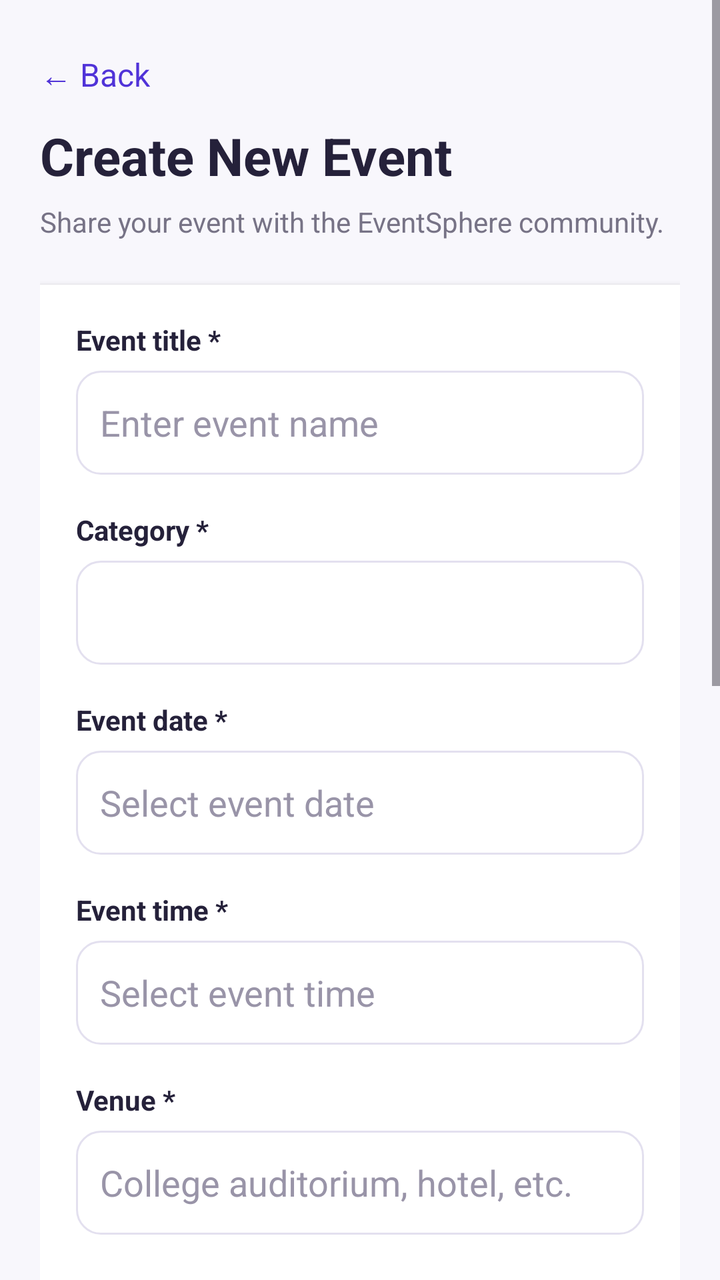
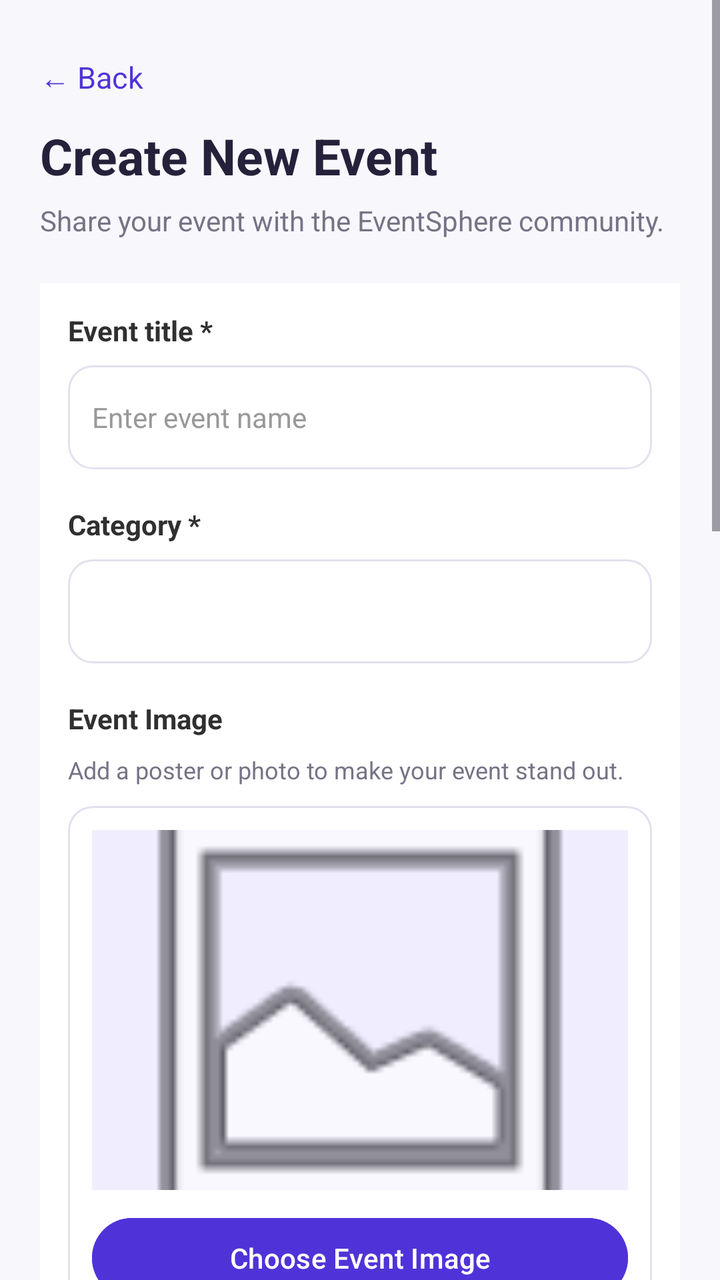

An Android layout rendered at two revisions. The XML below is the earlier revision; the diff shows what the commit changed to produce the second picture.
<!-- AndroidManifest.xml: application theme Theme.EventSphere -->
<!-- res/layout/activity_create_event.xml -->
<?xml version="1.0" encoding="utf-8"?>
<ScrollView xmlns:android="http://schemas.android.com/apk/res/android"
    android:layout_width="match_parent"
    android:layout_height="match_parent"
    android:background="#F8F7FC"
    android:fillViewport="true">

    <LinearLayout
        android:layout_width="match_parent"
        android:layout_height="wrap_content"
        android:orientation="vertical"
        android:padding="20dp">

        <TextView
            android:id="@+id/btnCreateEventBack"
            android:layout_width="wrap_content"
            android:layout_height="wrap_content"
            android:paddingTop="6dp"
            android:paddingBottom="12dp"
            android:text="← Back"
            android:textColor="#5033D8"
            android:textSize="16sp" />

        <TextView
            android:layout_width="match_parent"
            android:layout_height="wrap_content"
            android:text="Create New Event"
            android:textColor="#25213A"
            android:textSize="26sp"
            android:textStyle="bold" />

        <TextView
            android:layout_width="match_parent"
            android:layout_height="wrap_content"
            android:layout_marginTop="6dp"
            android:text="Share your event with the EventSphere community."
            android:textColor="#777386"
            android:textSize="14sp" />

        <LinearLayout
            android:layout_width="match_parent"
            android:layout_height="wrap_content"
            android:layout_marginTop="22dp"
            android:background="#FFFFFF"
            android:elevation="2dp"
            android:orientation="vertical"
            android:padding="18dp">

            <TextView
                android:layout_width="wrap_content"
                android:layout_height="wrap_content"
                android:text="Event title *"
                android:textColor="#25213A"
                android:textStyle="bold" />

            <EditText
                android:id="@+id/etCreateEventTitle"
                android:layout_width="match_parent"
                android:layout_height="52dp"
                android:layout_marginTop="6dp"
                android:background="@drawable/organizer_input_bg"
                android:hint="Enter event name"
                android:inputType="textCapSentences"
                android:paddingHorizontal="12dp"
                android:singleLine="true"
                android:textColor="#25213A"
                android:textColorHint="#9994A8" />

            <TextView
                android:layout_width="wrap_content"
                android:layout_height="wrap_content"
                android:layout_marginTop="18dp"
                android:text="Category *"
                android:textColor="#25213A"
                android:textStyle="bold" />

            <Spinner
                android:id="@+id/spCreateEventCategory"
                android:layout_width="match_parent"
                android:layout_height="52dp"
                android:layout_marginTop="6dp"
                android:background="@drawable/organizer_input_bg"
                android:paddingHorizontal="8dp" />

            <TextView
                android:layout_width="wrap_content"
                android:layout_height="wrap_content"
                android:layout_marginTop="18dp"
                android:text="Event date *"
                android:textColor="#25213A"
                android:textStyle="bold" />

            <EditText
                android:id="@+id/etCreateEventDate"
                android:layout_width="match_parent"
                android:layout_height="52dp"
                android:layout_marginTop="6dp"
                android:background="@drawable/organizer_input_bg"
                android:clickable="true"
                android:focusable="false"
                android:hint="Select event date"
                android:paddingHorizontal="12dp"
                android:textColor="#25213A"
                android:textColorHint="#9994A8" />

            <TextView
                android:layout_width="wrap_content"
                android:layout_height="wrap_content"
                android:layout_marginTop="18dp"
                android:text="Event time *"
                android:textColor="#25213A"
                android:textStyle="bold" />

            <EditText
                android:id="@+id/etCreateEventTime"
                android:layout_width="match_parent"
                android:layout_height="52dp"
                android:layout_marginTop="6dp"
                android:background="@drawable/organizer_input_bg"
                android:clickable="true"
                android:focusable="false"
                android:hint="Select event time"
                android:paddingHorizontal="12dp"
                android:textColor="#25213A"
                android:textColorHint="#9994A8" />

            <TextView
                android:layout_width="wrap_content"
                android:layout_height="wrap_content"
                android:layout_marginTop="18dp"
                android:text="Venue *"
                android:textColor="#25213A"
                android:textStyle="bold" />

            <EditText
                android:id="@+id/etCreateEventVenue"
                android:layout_width="match_parent"
                android:layout_height="52dp"
                android:layout_marginTop="6dp"
                android:background="@drawable/organizer_input_bg"
                android:hint="College auditorium, hotel, etc."
                android:inputType="textCapSentences"
                android:paddingHorizontal="12dp"
                android:singleLine="true"
                android:textColor="#25213A"
                android:textColorHint="#9994A8" />

            <TextView
                android:layout_width="wrap_content"
                android:layout_height="wrap_content"
                android:layout_marginTop="18dp"
                android:text="City *"
                android:textColor="#25213A"
                android:textStyle="bold" />

            <EditText
                android:id="@+id/etCreateEventCity"
                android:layout_width="match_parent"
                android:layout_height="52dp"
                android:layout_marginTop="6dp"
                android:background="@drawable/organizer_input_bg"
                android:hint="Enter city"
                android:inputType="textCapWords"
                android:paddingHorizontal="12dp"
                android:singleLine="true"
                android:textColor="#25213A"
                android:textColorHint="#9994A8" />

            <TextView
                android:layout_width="wrap_content"
                android:layout_height="wrap_content"
                android:layout_marginTop="18dp"
                android:text="Organizer name *"
                android:textColor="#25213A"
                android:textStyle="bold" />

            <EditText
                android:id="@+id/etCreateOrganizerName"
                android:layout_width="match_parent"
                android:layout_height="52dp"
                android:layout_marginTop="6dp"
                android:background="@drawable/organizer_input_bg"
                android:hint="Club or organizer name"
                android:inputType="textCapWords"
                android:paddingHorizontal="12dp"
                android:singleLine="true"
                android:textColor="#25213A"
                android:textColorHint="#9994A8" />

            <TextView
                android:layout_width="wrap_content"
                android:layout_height="wrap_content"
                android:layout_marginTop="18dp"
                android:text="Description *"
                android:textColor="#25213A"
                android:textStyle="bold" />

            <EditText
                android:id="@+id/etCreateEventDescription"
                android:layout_width="match_parent"
                android:layout_height="120dp"
                android:layout_marginTop="6dp"
                android:background="@drawable/organizer_input_bg"
                android:gravity="top|start"
                android:hint="Describe the event, activities and important details"
                android:inputType="textCapSentences|textMultiLine"
                android:padding="12dp"
                android:textColor="#25213A"
                android:textColorHint="#9994A8" />

            <LinearLayout
                android:layout_width="match_parent"
                android:layout_height="wrap_content"
                android:layout_marginTop="18dp"
                android:gravity="center_vertical"
                android:orientation="horizontal">

                <LinearLayout
                    android:layout_width="0dp"
                    android:layout_height="wrap_content"
                    android:layout_weight="1"
                    android:orientation="vertical">

                    <TextView
                        android:layout_width="wrap_content"
                        android:layout_height="wrap_content"
                        android:text="Registration required"
                        android:textColor="#25213A"
                        android:textStyle="bold" />

                    <TextView
                        android:layout_width="wrap_content"
                        android:layout_height="wrap_content"
                        android:layout_marginTop="4dp"
                        android:text="Allow users to register through the app"
                        android:textColor="#777386"
                        android:textSize="12sp" />

                </LinearLayout>

                <Switch
                    android:id="@+id/switchRegistrationRequired"
                    android:layout_width="wrap_content"
                    android:layout_height="wrap_content"
                    android:checked="true"
                    android:contentDescription="Registration required" />

            </LinearLayout>

            <Button
                android:id="@+id/btnPublishEvent"
                android:layout_width="match_parent"
                android:layout_height="54dp"
                android:layout_marginTop="26dp"
                android:backgroundTint="#5033D8"
                android:text="Publish Event"
                android:textAllCaps="false"
                android:textColor="#FFFFFF"
                android:textSize="16sp"
                android:textStyle="bold" />

        </LinearLayout>

        <TextView
            android:layout_width="match_parent"
            android:layout_height="wrap_content"
            android:layout_marginTop="16dp"
            android:layout_marginBottom="16dp"
            android:gravity="center"
            android:text="* Required fields"
            android:textColor="#777386"
            android:textSize="12sp" />

    </LinearLayout>

</ScrollView>
<!-- resources referenced by this layout -->
<resources>
  <!-- drawable organizer_input_bg (drawable) -->
  <?xml version="1.0" encoding="utf-8"?>
  <shape xmlns:android="http://schemas.android.com/apk/res/android"
      android:shape="rectangle">
  
      <solid android:color="#FFFFFF" />
  
      <stroke
          android:width="1dp"
          android:color="#E3E0EF" />
  
      <corners android:radius="12dp" />
  
  </shape>
  <style name="Theme.EventSphere" parent="Base.Theme.EventSphere" />
  <style name="Base.Theme.EventSphere" parent="Theme.Material3.DayNight.NoActionBar">
          
          
      </style>
</resources>

<!-- the commit's change to res/layout/activity_create_event.xml (unified diff, before → after) -->
@@ -3,7 +3,8 @@
     android:layout_width="match_parent"
     android:layout_height="match_parent"
     android:background="#F8F7FC"
-    android:fillViewport="true">
+    android:fillViewport="true"
+    android:overScrollMode="never">
 
     <LinearLayout
         android:layout_width="match_parent"
@@ -11,207 +12,295 @@
         android:orientation="vertical"
         android:padding="20dp">
 
+        
         <TextView
             android:id="@+id/btnCreateEventBack"
             android:layout_width="wrap_content"
             android:layout_height="wrap_content"
-            android:paddingTop="6dp"
+            android:paddingTop="8dp"
             android:paddingBottom="12dp"
             android:text="← Back"
             android:textColor="#5033D8"
-            android:textSize="16sp" />
+            android:textSize="15sp"
+            android:clickable="true"
+            android:focusable="true" />
+
+        
+        <TextView
+            android:layout_width="wrap_content"
+            android:layout_height="wrap_content"
+            android:text="Create New Event"
+            android:textColor="#25213A"
+            android:textSize="25sp"
+            android:textStyle="bold" />
 
         <TextView
             android:layout_width="match_parent"
             android:layout_height="wrap_content"
-            android:text="Create New Event"
-            android:textColor="#25213A"
-            android:textSize="26sp"
-            android:textStyle="bold" />
-
-        <TextView
-            android:layout_width="match_parent"
-            android:layout_height="wrap_content"
             android:layout_marginTop="6dp"
+            android:layout_marginBottom="22dp"
             android:text="Share your event with the EventSphere community."
             android:textColor="#777386"
             android:textSize="14sp" />
 
+        
         <LinearLayout
             android:layout_width="match_parent"
             android:layout_height="wrap_content"
-            android:layout_marginTop="22dp"
-            android:background="#FFFFFF"
-            android:elevation="2dp"
             android:orientation="vertical"
-            android:padding="18dp">
-
-            <TextView
-                android:layout_width="wrap_content"
+            android:padding="14dp"
+            android:background="#FFFFFF">
+
+            
+            <TextView
+                android:layout_width="match_parent"
                 android:layout_height="wrap_content"
                 android:text="Event title *"
-                android:textColor="#25213A"
-                android:textStyle="bold" />
+                android:textColor="#303030"
+                android:textSize="14sp"
+                android:textStyle="bold"
+                android:layout_marginBottom="8dp" />
 
             <EditText
                 android:id="@+id/etCreateEventTitle"
                 android:layout_width="match_parent"
                 android:layout_height="52dp"
-                android:layout_marginTop="6dp"
                 android:background="@drawable/organizer_input_bg"
                 android:hint="Enter event name"
+                android:paddingStart="12dp"
+                android:paddingEnd="12dp"
+                android:textColor="#202124"
+                android:textColorHint="#999999"
+                android:textSize="14sp"
                 android:inputType="textCapSentences"
-                android:paddingHorizontal="12dp"
-                android:singleLine="true"
-                android:textColor="#25213A"
-                android:textColorHint="#9994A8" />
-
-            <TextView
-                android:layout_width="wrap_content"
-                android:layout_height="wrap_content"
-                android:layout_marginTop="18dp"
+                android:singleLine="true" />
+
+            
+            <TextView
+                android:layout_width="match_parent"
+                android:layout_height="wrap_content"
+                android:layout_marginTop="18dp"
+                android:layout_marginBottom="8dp"
                 android:text="Category *"
-                android:textColor="#25213A"
+                android:textColor="#303030"
+                android:textSize="14sp"
                 android:textStyle="bold" />
 
             <Spinner
                 android:id="@+id/spCreateEventCategory"
                 android:layout_width="match_parent"
                 android:layout_height="52dp"
-                android:layout_marginTop="6dp"
-                android:background="@drawable/organizer_input_bg"
-                android:paddingHorizontal="8dp" />
-
-            <TextView
-                android:layout_width="wrap_content"
-                android:layout_height="wrap_content"
-                android:layout_marginTop="18dp"
+                android:background="@drawable/organizer_input_bg"
+                android:paddingStart="8dp"
+                android:paddingEnd="8dp"
+                android:spinnerMode="dropdown" />
+
+            
+            <TextView
+                android:layout_width="match_parent"
+                android:layout_height="wrap_content"
+                android:layout_marginTop="18dp"
+                android:layout_marginBottom="8dp"
+                android:text="Event Image"
+                android:textColor="#303030"
+                android:textSize="14sp"
+                android:textStyle="bold" />
+
+            <TextView
+                android:layout_width="match_parent"
+                android:layout_height="wrap_content"
+                android:layout_marginBottom="10dp"
+                android:text="Add a poster or photo to make your event stand out."
+                android:textColor="#777386"
+                android:textSize="12sp" />
+
+            <LinearLayout
+                android:layout_width="match_parent"
+                android:layout_height="wrap_content"
+                android:orientation="vertical"
+                android:padding="12dp"
+                android:background="@drawable/organizer_input_bg">
+
+                <ImageView
+                    android:id="@+id/ivCreateEventImage"
+                    android:layout_width="match_parent"
+                    android:layout_height="180dp"
+                    android:background="#F0EDFF"
+                    android:scaleType="centerCrop"
+                    android:contentDescription="Selected event image preview"
+                    android:src="@android:drawable/ic_menu_gallery" />
+
+                <Button
+                    android:id="@+id/btnChooseEventImage"
+                    android:layout_width="match_parent"
+                    android:layout_height="48dp"
+                    android:layout_marginTop="10dp"
+                    android:backgroundTint="#5033D8"
+                    android:text="Choose Event Image"
+                    android:textAllCaps="false"
+                    android:textColor="#FFFFFF"
+                    android:textSize="14sp" />
+
+            </LinearLayout>
+
+            
+            <TextView
+                android:layout_width="match_parent"
+                android:layout_height="wrap_content"
+                android:layout_marginTop="18dp"
+                android:layout_marginBottom="8dp"
                 android:text="Event date *"
-                android:textColor="#25213A"
+                android:textColor="#303030"
+                android:textSize="14sp"
                 android:textStyle="bold" />
 
             <EditText
                 android:id="@+id/etCreateEventDate"
                 android:layout_width="match_parent"
                 android:layout_height="52dp"
-                android:layout_marginTop="6dp"
-                android:background="@drawable/organizer_input_bg"
+                android:background="@drawable/organizer_input_bg"
+                android:hint="Select event date"
+                android:paddingStart="12dp"
+                android:paddingEnd="12dp"
+                android:textColor="#202124"
+                android:textColorHint="#999999"
+                android:textSize="14sp"
+                android:focusable="false"
                 android:clickable="true"
+                android:singleLine="true" />
+
+            
+            <TextView
+                android:layout_width="match_parent"
+                android:layout_height="wrap_content"
+                android:layout_marginTop="18dp"
+                android:layout_marginBottom="8dp"
+                android:text="Event time *"
+                android:textColor="#303030"
+                android:textSize="14sp"
+                android:textStyle="bold" />
+
+            <EditText
+                android:id="@+id/etCreateEventTime"
+                android:layout_width="match_parent"
+                android:layout_height="52dp"
+                android:background="@drawable/organizer_input_bg"
+                android:hint="Select event time"
+                android:paddingStart="12dp"
+                android:paddingEnd="12dp"
+                android:textColor="#202124"
+                android:textColorHint="#999999"
+                android:textSize="14sp"
                 android:focusable="false"
-                android:hint="Select event date"
-                android:paddingHorizontal="12dp"
-                android:textColor="#25213A"
-                android:textColorHint="#9994A8" />
-
-            <TextView
-                android:layout_width="wrap_content"
-                android:layout_height="wrap_content"
-                android:layout_marginTop="18dp"
-                android:text="Event time *"
-                android:textColor="#25213A"
-                android:textStyle="bold" />
-
-            <EditText
-                android:id="@+id/etCreateEventTime"
-                android:layout_width="match_parent"
-                android:layout_height="52dp"
-                android:layout_marginTop="6dp"
-                android:background="@drawable/organizer_input_bg"
                 android:clickable="true"
-                android:focusable="false"
-                android:hint="Select event time"
-                android:paddingHorizontal="12dp"
-                android:textColor="#25213A"
-                android:textColorHint="#9994A8" />
-
-            <TextView
-                android:layout_width="wrap_content"
-                android:layout_height="wrap_content"
-                android:layout_marginTop="18dp"
+                android:singleLine="true" />
+
+            
+            <TextView
+                android:layout_width="match_parent"
+                android:layout_height="wrap_content"
+                android:layout_marginTop="18dp"
+                android:layout_marginBottom="8dp"
                 android:text="Venue *"
-                android:textColor="#25213A"
+                android:textColor="#303030"
+                android:textSize="14sp"
                 android:textStyle="bold" />
 
             <EditText
                 android:id="@+id/etCreateEventVenue"
                 android:layout_width="match_parent"
                 android:layout_height="52dp"
-                android:layout_marginTop="6dp"
                 android:background="@drawable/organizer_input_bg"
                 android:hint="College auditorium, hotel, etc."
+                android:paddingStart="12dp"
+                android:paddingEnd="12dp"
+                android:textColor="#202124"
+                android:textColorHint="#999999"
+                android:textSize="14sp"
                 android:inputType="textCapSentences"
-                android:paddingHorizontal="12dp"
-                android:singleLine="true"
-                android:textColor="#25213A"
-                android:textColorHint="#9994A8" />
-
-            <TextView
-                android:layout_width="wrap_content"
-                android:layout_height="wrap_content"
-                android:layout_marginTop="18dp"
+                android:singleLine="true" />
+
+            
+            <TextView
+                android:layout_width="match_parent"
+                android:layout_height="wrap_content"
+                android:layout_marginTop="18dp"
+                android:layout_marginBottom="8dp"
                 android:text="City *"
-                android:textColor="#25213A"
+                android:textColor="#303030"
+                android:textSize="14sp"
                 android:textStyle="bold" />
 
             <EditText
                 android:id="@+id/etCreateEventCity"
                 android:layout_width="match_parent"
                 android:layout_height="52dp"
-                android:layout_marginTop="6dp"
                 android:background="@drawable/organizer_input_bg"
                 android:hint="Enter city"
+                android:paddingStart="12dp"
+                android:paddingEnd="12dp"
+                android:textColor="#202124"
+                android:textColorHint="#999999"
+                android:textSize="14sp"
                 android:inputType="textCapWords"
-                android:paddingHorizontal="12dp"
-                android:singleLine="true"
-                android:textColor="#25213A"
-                android:textColorHint="#9994A8" />
-
-            <TextView
-                android:layout_width="wrap_content"
-                android:layout_height="wrap_content"
-                android:layout_marginTop="18dp"
-                android:text="Organizer name *"
-                android:textColor="#25213A"
+                android:singleLine="true" />
+
+            
+            <TextView
+                android:layout_width="match_parent"
+                android:layout_height="wrap_content"
+                android:layout_marginTop="18dp"
+                android:layout_marginBottom="8dp"
+                android:text="Organizer / Organization Name *"
+                android:textColor="#303030"
+                android:textSize="14sp"
                 android:textStyle="bold" />
 
             <EditText
                 android:id="@+id/etCreateOrganizerName"
                 android:layout_width="match_parent"
                 android:layout_height="52dp"
-                android:layout_marginTop="6dp"
-                android:background="@drawable/organizer_input_bg"
-                android:hint="Club or organizer name"
+                android:background="@drawable/organizer_input_bg"
+                android:hint="Enter organizer name"
+                android:paddingStart="12dp"
+                android:paddingEnd="12dp"
+                android:textColor="#202124"
+                android:textColorHint="#999999"
+                android:textSize="14sp"
                 android:inputType="textCapWords"
-                android:paddingHorizontal="12dp"
-                android:singleLine="true"
-                android:textColor="#25213A"
-                android:textColorHint="#9994A8" />
-
-            <TextView
-                android:layout_width="wrap_content"
-                android:layout_height="wrap_content"
-                android:layout_marginTop="18dp"
-                android:text="Description *"
-                android:textColor="#25213A"
+                android:singleLine="true" />
+
+            
+            <TextView
+                android:layout_width="match_parent"
+                android:layout_height="wrap_content"
+                android:layout_marginTop="18dp"
+                android:layout_marginBottom="8dp"
+                android:text="Event description *"
+                android:textColor="#303030"
+                android:textSize="14sp"
                 android:textStyle="bold" />
 
             <EditText
                 android:id="@+id/etCreateEventDescription"
                 android:layout_width="match_parent"
                 android:layout_height="120dp"
-                android:layout_marginTop="6dp"
-                android:background="@drawable/organizer_input_bg"
+                android:background="@drawable/organizer_input_bg"
+                android:hint="Describe your event, activities and other details..."
                 android:gravity="top|start"
-                android:hint="Describe the event, activities and important details"
+                android:padding="12dp"
+                android:textColor="#202124"
+                android:textColorHint="#999999"
+                android:textSize="14sp"
                 android:inputType="textCapSentences|textMultiLine"
-                android:padding="12dp"
-                android:textColor="#25213A"
-                android:textColorHint="#9994A8" />
-
+                android:minLines="4"
+                android:maxLines="6" />
+
+            
             <LinearLayout
                 android:layout_width="match_parent"
                 android:layout_height="wrap_content"
-                android:layout_marginTop="18dp"
+                android:layout_marginTop="20dp"
                 android:gravity="center_vertical"
                 android:orientation="horizontal">
 
@@ -224,15 +313,16 @@
                     <TextView
                         android:layout_width="wrap_content"
                         android:layout_height="wrap_content"
-                        android:text="Registration required"
-                        android:textColor="#25213A"
+                        android:text="Registration Required"
+                        android:textColor="#303030"
+                        android:textSize="14sp"
                         android:textStyle="bold" />
 
                     <TextView
                         android:layout_width="wrap_content"
                         android:layout_height="wrap_content"
                         android:layout_marginTop="4dp"
-                        android:text="Allow users to register through the app"
+                        android:text="Attendees need to register for this event."
                         android:textColor="#777386"
                         android:textSize="12sp" />
 
@@ -242,16 +332,16 @@
                     android:id="@+id/switchRegistrationRequired"
                     android:layout_width="wrap_content"
                     android:layout_height="wrap_content"
-                    android:checked="true"
-                    android:contentDescription="Registration required" />
+                    android:checked="true" />
 
             </LinearLayout>
 
+            
             <Button
                 android:id="@+id/btnPublishEvent"
                 android:layout_width="match_parent"
                 android:layout_height="54dp"
-                android:layout_marginTop="26dp"
+                android:layout_marginTop="28dp"
                 android:backgroundTint="#5033D8"
                 android:text="Publish Event"
                 android:textAllCaps="false"
@@ -261,14 +351,15 @@
 
         </LinearLayout>
 
+        
         <TextView
             android:layout_width="match_parent"
             android:layout_height="wrap_content"
-            android:layout_marginTop="16dp"
+            android:layout_marginTop="20dp"
             android:layout_marginBottom="16dp"
             android:gravity="center"
-            android:text="* Required fields"
-            android:textColor="#777386"
+            android:text="EventSphere • Organizer Portal"
+            android:textColor="#9994A8"
             android:textSize="12sp" />
 
     </LinearLayout>
